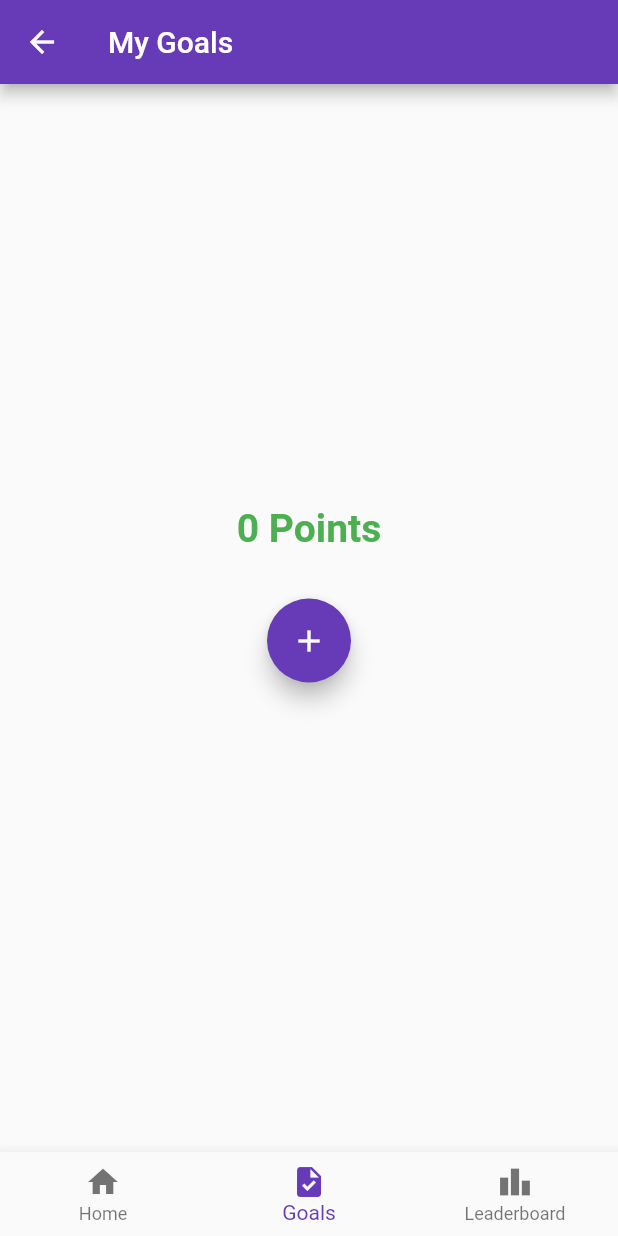
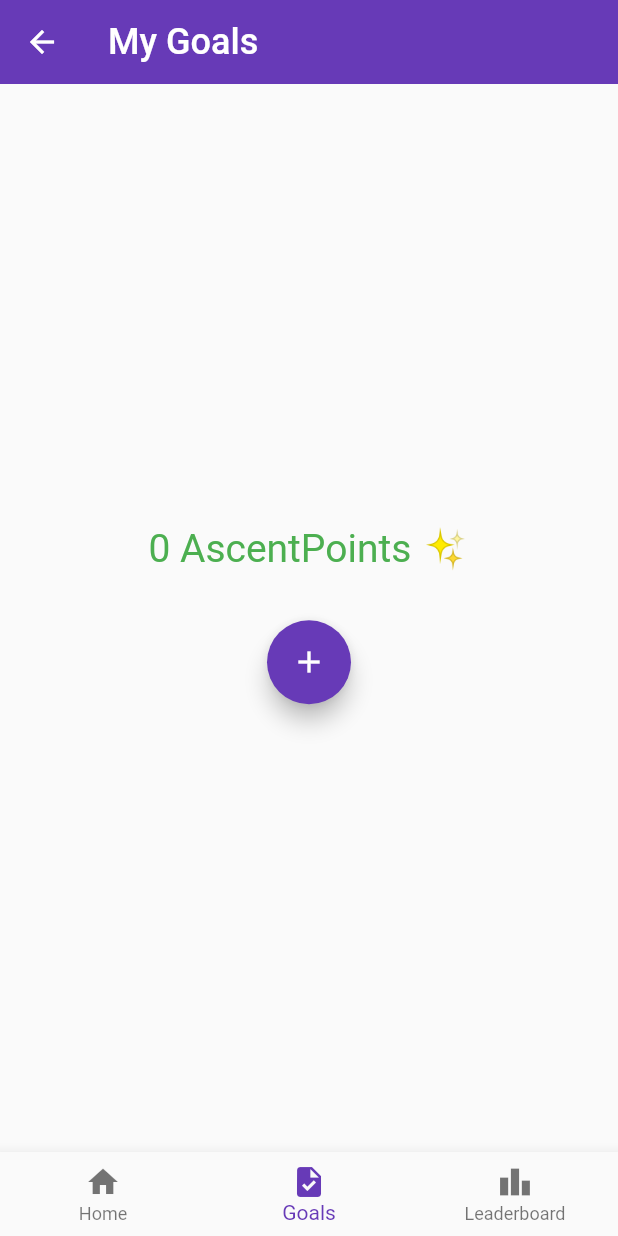
Before and after one commit to rishav-c1/drp31, a Flutter app: the GoalPage screen opened directly, on a phone screen of 412 x 824 dp. Run offline on Flutter 3.47's test engine with Material 2 defaults, Android fonts, the phone set to English and light mode, and no system bars; our stand-ins replace cloud_firestore, confetti, firebase_core; missing offline and left inert: dart:ffi; accounts and stored records are empty.

Commit message:
style: beautify goals

```diff
--- a/lib/goals.dart
+++ b/lib/goals.dart
@@ -71,27 +71,32 @@ class _GoalPageState extends State<GoalPage> {
   Widget build(BuildContext context) {
     return Scaffold(
       appBar: AppBar(
-        title: const Text('My Goals'),
+        title: const Text(
+          'My Goals',
+          style: TextStyle(fontFamily: 'Roboto', fontSize: 24, color: Colors.white),
+        ),
         backgroundColor: Colors.deepPurple,
+        elevation: 0,
       ),
       body: Center(
         child: Column(
           mainAxisAlignment: MainAxisAlignment.center,
           children: <Widget>[
-            // Text(
-            //   "Today's Tasks 💪",
-            //   style: TextStyle(fontSize: 20)//, fontWeight: FontWeight),
-            // ),
-            const SizedBox(height: 32),
-            Text("$userPoints Points",
-                style: TextStyle(fontSize: 26, fontWeight: FontWeight.bold, color: Colors.green[500]),),
+            const SizedBox(height: 60),
+            Text(
+              "$userPoints AscentPoints ✨",
+              style: TextStyle(
+                  fontSize: 26,
+                  color: Colors.green[500],
+                  fontFamily: 'Roboto'),
+            ),
             const SizedBox(height: 32),
             FloatingActionButton(
               heroTag: "btn1",
               onPressed: () {
                 Navigator.push(
                   context,
-                  MaterialPageRoute(builder: (context) => AddGoalPage()),
+                  MaterialPageRoute(builder: (context) => const AddGoalPage()),
                 );
               },
               backgroundColor: Colors.deepPurple,
@@ -100,13 +105,10 @@ class _GoalPageState extends State<GoalPage> {
             const SizedBox(height: 32),
             Flexible(
               child: StreamBuilder<QuerySnapshot>(
-                stream: db
-                    .collection('tasks')
-                    .where('userId', isEqualTo: UserPage.userId) // add this line
-                    .snapshots(),
+                stream: db.collection('tasks').where('userId', isEqualTo: UserPage.userId).snapshots(),
                 builder: (context, snapshot) {
                   if (!snapshot.hasData) {
-                    return const CircularProgressIndicator();
+                    return const Center(child: CircularProgressIndicator(color: Colors.deepPurple));
                   }
                   final List<DocumentSnapshot> documents = snapshot.data!.docs;
                   return ListView.builder(
@@ -116,18 +118,28 @@ class _GoalPageState extends State<GoalPage> {
                       final task = documents[index];
                       final taskId = task.id;
                       final data = task.data() as Map<String, dynamic>;
-                      final isAchieved = data?['achieved'] ?? false;
-                      final points = data?['points'] ?? 0;
+                      final isAchieved = data['achieved'] ?? false;
+                      final points = data['points'] ?? 0;
                       final userId = data['userId'];
                       return Card(
-                        color: isAchieved ? Colors.green[100] : null,
+                        color: isAchieved ? Colors.green[100] : Colors.white,
                         child: ListTile(
-                          title: Text(data?['task'] ?? 'Default task'),
+                          title: Text(data['task'] ?? 'Default task', style: const TextStyle(fontFamily: 'Roboto', fontSize: 18)),
                           trailing: TextButton(
                             onPressed: () => toggleAchieved(taskId, userId, isAchieved, points),
-                            child: Text(
-                              isAchieved ? 'Achieved  +${points}pts' : 'Mark Achieved',
-                              style: TextStyle(color: isAchieved ? Colors.green : Colors.black),
+                            child: Row(
+                              mainAxisSize: MainAxisSize.min,
+                              children: <Widget>[
+                                Icon(
+                                  isAchieved ? Icons.check_box : Icons.check_box_outline_blank,
+                                  color: isAchieved ? Colors.green : Colors.black,
+                                ),
+                                const SizedBox(width: 8),
+                                Text(
+                                  '+$points points',
+                                  style: TextStyle(color: isAchieved ? Colors.green : Colors.black, fontFamily: 'Roboto', fontSize: 16),
+                                ),
+                              ],
                             ),
                           ),
                         ),
@@ -137,7 +149,6 @@ class _GoalPageState extends State<GoalPage> {
                 },
               ),
             ),
-
             const SizedBox(height: 32)
           ],
         ),
@@ -163,12 +174,12 @@ class _GoalPageState extends State<GoalPage> {
           switch (index) {
             case 0:
               Navigator.push(context, MaterialPageRoute(
-                  builder: (context) => MyHomePage()));
+                  builder: (context) => const MyHomePage()));
               break;
             case 2:
               Navigator.push(
                 context,
-                MaterialPageRoute(builder: (context) => LeaderboardPage()),
+                MaterialPageRoute(builder: (context) => const LeaderboardPage()),
               );
               break;
           }
--- a/lib/leaderboard.dart
+++ b/lib/leaderboard.dart
@@ -84,9 +84,9 @@ class _LeaderboardPage extends State<LeaderboardPage> {
             itemBuilder: (context, index) {
               final user = users[index];
               return ListTile(
-                leading: Text('${index + 1}', style: TextStyle(fontFamily: 'Roboto', fontSize: 18, color: Colors.deepPurple)),
-                title: Text(user.name, style: TextStyle(fontFamily: 'Roboto', fontSize: 18, fontWeight: FontWeight.bold)),
-                subtitle: Text('${user.points} points', style: TextStyle(fontFamily: 'Roboto', fontSize: 16, color: Colors.grey)),
+                leading: Text('${index + 1}', style: const TextStyle(fontFamily: 'Roboto', fontSize: 18, color: Colors.deepPurple)),
+                title: Text(user.name, style: const TextStyle(fontFamily: 'Roboto', fontSize: 18, fontWeight: FontWeight.bold)),
+                subtitle: Text('${user.points} points', style: const TextStyle(fontFamily: 'Roboto', fontSize: 16, color: Colors.grey)),
                 tileColor: user.name == UserPage.userId? Colors.deepPurple[50] : Colors.white,
               );
             },
```
